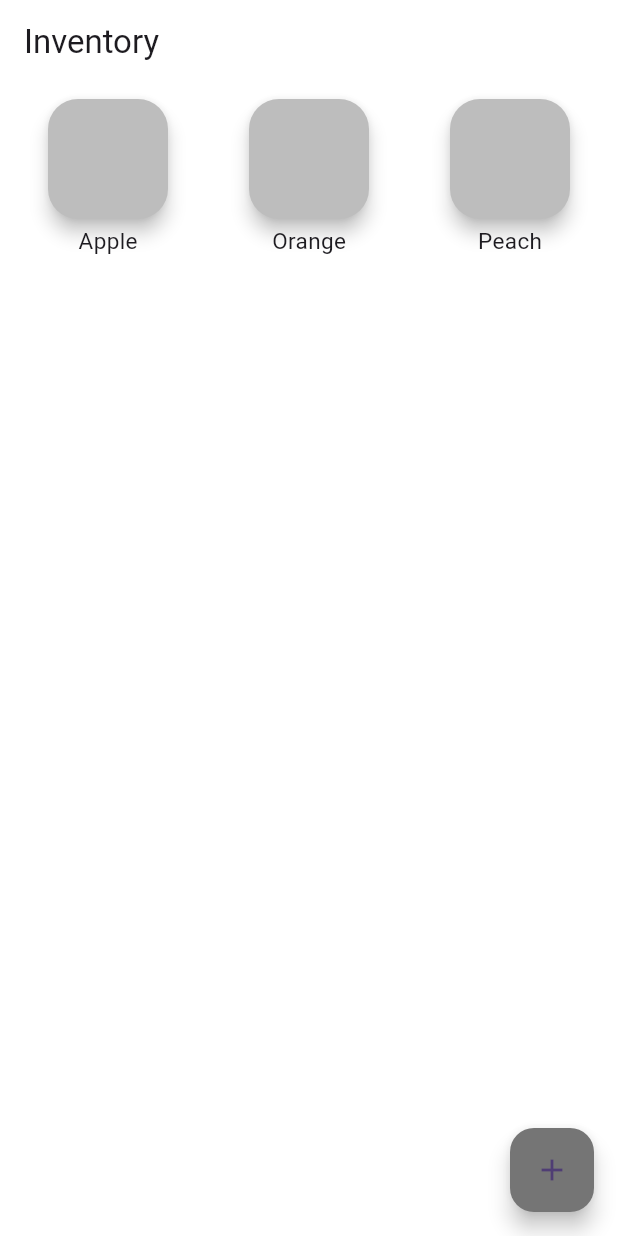
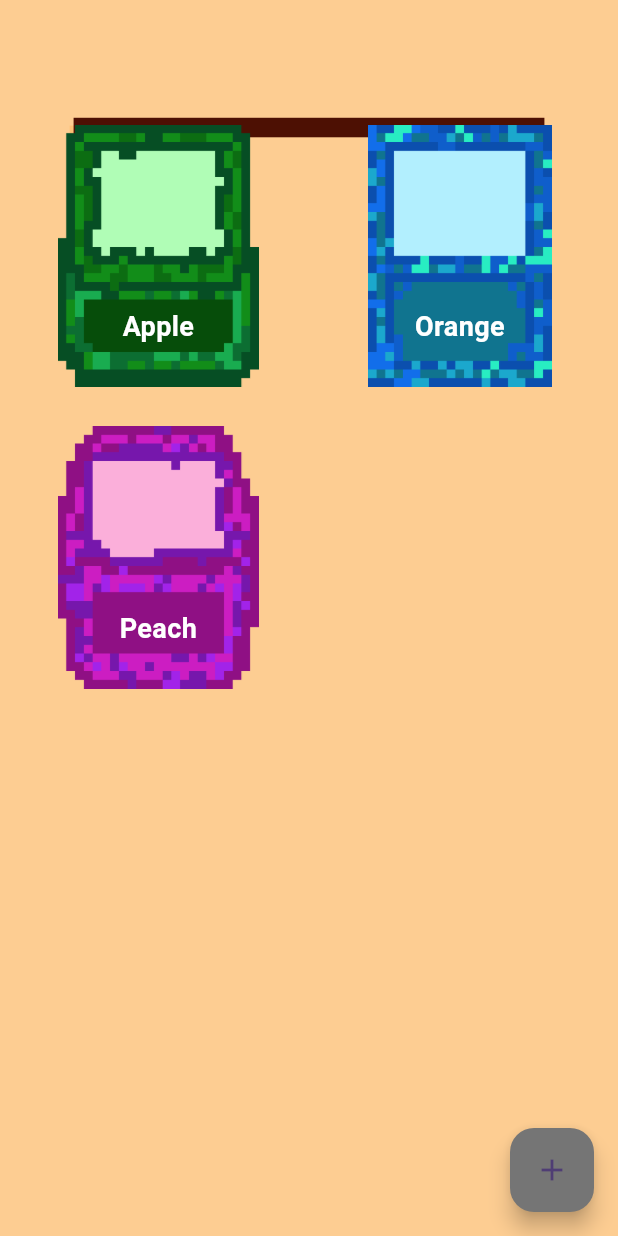
Before and after one commit to davidshxm/hack_the_north2024, a Flutter app: the screen it shows after launch, on a phone screen of 412 x 824 dp. Run offline on Flutter 3.47's test engine with Material 3 defaults, Android fonts, the phone set to English and light mode, and no system bars; drawn by our look-alikes of sliding_up_panel; our stand-ins replace image_picker; missing offline and left inert: google_mlkit_text_recognition.

Commit message:
Implement Images to replace buttons

```diff
--- a/lib/inventory.dart
+++ b/lib/inventory.dart
@@ -21,15 +21,20 @@ class _InventoryPage extends State<Inventory> {
     super.initState();
   }
 
+  // Function to cycle through images based on the index
+  String _getImageForIndex(int index) {
+    List<String> images = [
+      'assets/GameBoy-2.png',
+      'assets/Card-2.png',
+      'assets/Tamagotchi-2.png',
+    ];
+    return images[index % images.length]; // Cycle through the 3 images
+  }
+
   @override
   Widget build(BuildContext context) {
     return Scaffold(
       backgroundColor: Colors.white,
-      appBar: AppBar(
-        backgroundColor: Colors.transparent,
-        title: const Text('Inventory'),
-        elevation: 0,
-      ),
       body: SlidingUpPanel(
         renderPanelSheet: _isPanelVisible,
         backdropEnabled: true,
@@ -68,44 +73,57 @@ class _InventoryPage extends State<Inventory> {
   }
 
   Widget _body() {
-    return Container(
-      child: SafeArea(
+    return Stack(
+      children: [
+        // Background image
+        Positioned.fill(
+          child: Image.asset(
+            'assets/InventoryBackground.png', // Replace with your image path
+            fit: BoxFit.cover, // Ensures the image covers the entire background
+          ),
+        ),
+        // Foreground content (GridView and other UI elements)
+        SafeArea(
           child: Column(
             children: [
+              SizedBox(height: 65,),
               Expanded(
                 child: GridView.builder(
                   padding: const EdgeInsets.all(10),
                   itemCount: _inventoryManager.inventoryItems.length,
                   gridDelegate: const SliverGridDelegateWithFixedCrossAxisCount(
-                  crossAxisCount: 3,
+                    crossAxisCount: 2,
                     crossAxisSpacing: 10,
                     mainAxisSpacing: 10,
                   ),
                   itemBuilder: (context, index) {
-                  return Column(
+                    return Stack(
+                      alignment: Alignment.center, // Centers the content in the Stack
                       children: [
-                      // Replace Container with ElevatedButton
-                      ElevatedButton(
+                        // IconButton with dynamic image
+                        IconButton(
+                          icon: Image.asset(_getImageForIndex(index)), // Dynamically set the image based on the index
+                          iconSize: 150, // Adjust the icon size as needed
                           onPressed: () {
                             setState(() {
                               value = _inventoryManager.inventoryItems[index]; // Set value to the item string
                             });
                             _pc.open(); // Open the panel after setting the value
                           },
-                        style: ElevatedButton.styleFrom(
-                          elevation: 5, // You can adjust the elevation as needed
-                          fixedSize: const Size(80, 80), // Set the size
-                          shape: RoundedRectangleBorder(
-                            borderRadius: BorderRadius.circular(20),
                         ),
-                          backgroundColor: Colors.grey[400], // Set the button background color
+                        // Text aligned to the center of the IconButton
+                        Positioned(
+                          bottom: 35, // Adjust this to control the vertical position of the text
+                          child: Text(
+                            _inventoryManager.inventoryItems[index],
+                            style: const TextStyle(
+                              fontSize: 18, // Adjust the font size as needed
+                              color: Colors.white, // Set the text color
+                              fontWeight: FontWeight.bold, // Make the text bold
                             ),
-                        child: null, // You can add an icon or image here if needed
+                            textAlign: TextAlign.center, // Aligns the text to center
                           ),
-                      const SizedBox(height: 4),
-                      // Item name below the icon (line up with graphic in box after)
-                      Text(_inventoryManager.inventoryItems[index],
-                          style: const TextStyle(fontSize: 15)),
+                        ),
                       ],
                     );
                   },
@@ -114,6 +132,7 @@ class _InventoryPage extends State<Inventory> {
             ],
           ),
         ),
+      ],
     );
   }
 }
```
Also changed, not shown: pubspec.yaml (+6 -3 lines). Lines whose indentation alone changed are shown as unchanged.
